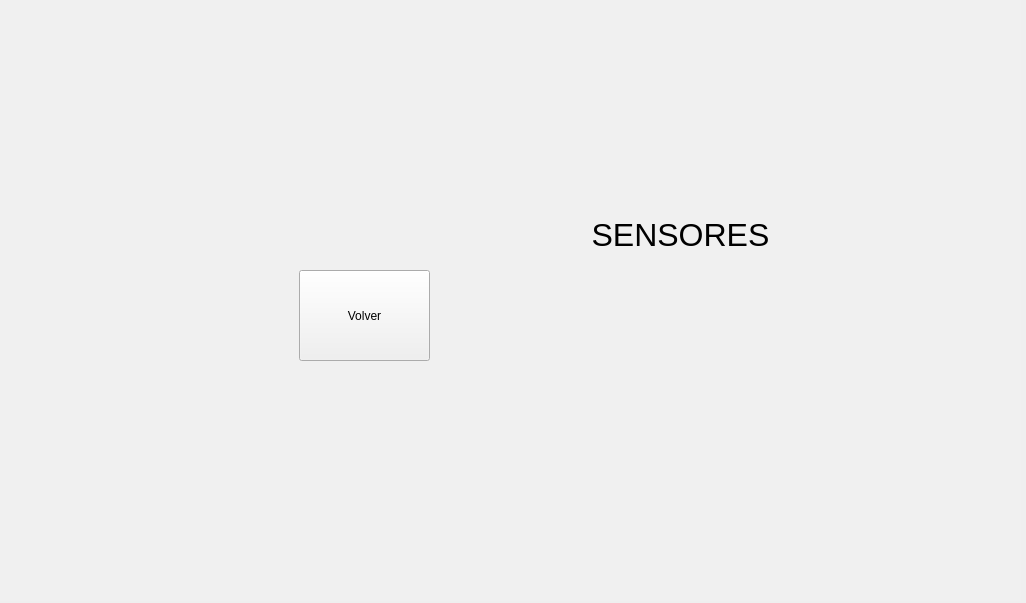
Above: mainwindow.ui from molautaro/interfazAGV before the change. Below: the same form after it.
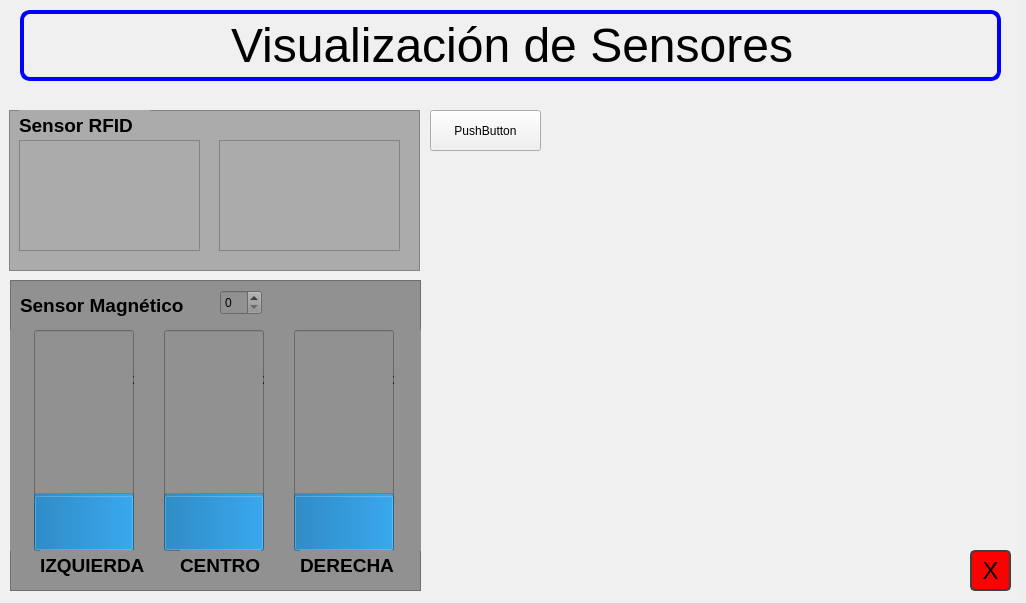
That is the form after the change. The open tabs and pages were chosen to show the change.

Commit message: interfaz anda, prototipo sensores(mag y RFID)

Patch:
```diff
--- a/mainwindow.ui
+++ b/mainwindow.ui
@@ -32,6 +32,12 @@
       <height>601</height>
      </rect>
     </property>
+    <property name="font">
+     <font>
+      <pointsize>20</pointsize>
+      <bold>true</bold>
+     </font>
+    </property>
     <property name="styleSheet">
      <string notr="true">background-color: rgb(240, 240, 240);</string>
     </property>
@@ -666,30 +672,313 @@
      <widget class="QLabel" name="label_5">
       <property name="geometry">
        <rect>
-        <x>510</x>
-        <y>170</y>
-        <width>341</width>
-        <height>131</height>
+        <x>20</x>
+        <y>10</y>
+        <width>981</width>
+        <height>71</height>
        </rect>
       </property>
       <property name="styleSheet">
-       <string notr="true">color: rgb(0, 0, 0);</string>
+       <string notr="true">border: 4px solid;
+border-radius: 10px;
+border-color: rgb(0, 0, 255);
+color: rgb(0, 0, 0);</string>
       </property>
       <property name="text">
-       <string>&lt;html&gt;&lt;head/&gt;&lt;body&gt;&lt;p align=&quot;center&quot;&gt;&lt;span style=&quot; font-size:24pt;&quot;&gt;SENSORES&lt;/span&gt;&lt;/p&gt;&lt;/body&gt;&lt;/html&gt;</string>
+       <string>&lt;html&gt;&lt;head/&gt;&lt;body&gt;&lt;p align=&quot;center&quot;&gt;&lt;span style=&quot; font-size:36pt;&quot;&gt;Visualización de Sensores&lt;/span&gt;&lt;/p&gt;&lt;/body&gt;&lt;/html&gt;</string>
       </property>
      </widget>
      <widget class="QPushButton" name="BotonVolvInicSens">
       <property name="geometry">
        <rect>
-        <x>299</x>
-        <y>270</y>
-        <width>131</width>
-        <height>91</height>
+        <x>970</x>
+        <y>550</y>
+        <width>41</width>
+        <height>41</height>
        </rect>
       </property>
+      <property name="font">
+       <font>
+        <pointsize>18</pointsize>
+        <bold>false</bold>
+       </font>
+      </property>
+      <property name="styleSheet">
+       <string notr="true">QPushButton {
+		
+	
+	
+	background-color: rgb(255, 0, 0);
+	   color: rgb(0, 0, 0);   
+       border: 2px solid rgb(64, 64, 64);
+       border-radius: 5px;
+    }
+
+    QPushButton:pressed {
+	color: rgb(255, 255, 255);
+	
+	background-color: rgb(122, 0, 0);
+    }</string>
+      </property>
       <property name="text">
-       <string>Volver</string>
+       <string>X</string>
+      </property>
+     </widget>
+     <widget class="QFrame" name="frame">
+      <property name="geometry">
+       <rect>
+        <x>10</x>
+        <y>280</y>
+        <width>411</width>
+        <height>311</height>
+       </rect>
+      </property>
+      <property name="styleSheet">
+       <string notr="true">background-color: rgb(145, 145, 145);</string>
+      </property>
+      <property name="frameShape">
+       <enum>QFrame::StyledPanel</enum>
+      </property>
+      <property name="frameShadow">
+       <enum>QFrame::Raised</enum>
+      </property>
+      <widget class="QLabel" name="label_6">
+       <property name="geometry">
+        <rect>
+         <x>10</x>
+         <y>10</y>
+         <width>181</width>
+         <height>31</height>
+        </rect>
+       </property>
+       <property name="font">
+        <font>
+         <pointsize>14</pointsize>
+         <bold>true</bold>
+        </font>
+       </property>
+       <property name="styleSheet">
+        <string notr="true">color: rgb(0, 0, 0);</string>
+       </property>
+       <property name="text">
+        <string>Sensor Magnético</string>
+       </property>
+      </widget>
+      <widget class="QWidget" name="horizontalLayoutWidget">
+       <property name="geometry">
+        <rect>
+         <x>0</x>
+         <y>50</y>
+         <width>411</width>
+         <height>221</height>
+        </rect>
+       </property>
+       <layout class="QHBoxLayout" name="horizontalLayout_2">
+        <item>
+         <widget class="QProgressBar" name="barraIZQ">
+          <property name="minimumSize">
+           <size>
+            <width>100</width>
+            <height>0</height>
+           </size>
+          </property>
+          <property name="value">
+           <number>24</number>
+          </property>
+          <property name="orientation">
+           <enum>Qt::Vertical</enum>
+          </property>
+         </widget>
+        </item>
+        <item>
+         <widget class="QProgressBar" name="barraCENT">
+          <property name="minimumSize">
+           <size>
+            <width>100</width>
+            <height>0</height>
+           </size>
+          </property>
+          <property name="value">
+           <number>24</number>
+          </property>
+          <property name="orientation">
+           <enum>Qt::Vertical</enum>
+          </property>
+         </widget>
+        </item>
+        <item>
+         <widget class="QProgressBar" name="barraDER">
+          <property name="minimumSize">
+           <size>
+            <width>100</width>
+            <height>0</height>
+           </size>
+          </property>
+          <property name="value">
+           <number>24</number>
+          </property>
+          <property name="orientation">
+           <enum>Qt::Vertical</enum>
+          </property>
+         </widget>
+        </item>
+       </layout>
+      </widget>
+      <widget class="QLabel" name="label_7">
+       <property name="geometry">
+        <rect>
+         <x>30</x>
+         <y>270</y>
+         <width>111</width>
+         <height>31</height>
+        </rect>
+       </property>
+       <property name="font">
+        <font>
+         <pointsize>14</pointsize>
+         <bold>true</bold>
+        </font>
+       </property>
+       <property name="styleSheet">
+        <string notr="true">color: rgb(0, 0, 0);</string>
+       </property>
+       <property name="text">
+        <string>IZQUIERDA</string>
+       </property>
+      </widget>
+      <widget class="QLabel" name="label_8">
+       <property name="geometry">
+        <rect>
+         <x>170</x>
+         <y>270</y>
+         <width>81</width>
+         <height>31</height>
+        </rect>
+       </property>
+       <property name="font">
+        <font>
+         <pointsize>14</pointsize>
+         <bold>true</bold>
+        </font>
+       </property>
+       <property name="styleSheet">
+        <string notr="true">color: rgb(0, 0, 0);</string>
+       </property>
+       <property name="text">
+        <string>CENTRO</string>
+       </property>
+      </widget>
+      <widget class="QLabel" name="label_9">
+       <property name="geometry">
+        <rect>
+         <x>290</x>
+         <y>270</y>
+         <width>111</width>
+         <height>31</height>
+        </rect>
+       </property>
+       <property name="font">
+        <font>
+         <pointsize>14</pointsize>
+         <bold>true</bold>
+        </font>
+       </property>
+       <property name="styleSheet">
+        <string notr="true">color: rgb(0, 0, 0);</string>
+       </property>
+       <property name="text">
+        <string>DERECHA</string>
+       </property>
+      </widget>
+      <widget class="QSpinBox" name="spinBox">
+       <property name="geometry">
+        <rect>
+         <x>210</x>
+         <y>10</y>
+         <width>42</width>
+         <height>25</height>
+        </rect>
+       </property>
+      </widget>
+     </widget>
+     <widget class="QFrame" name="frame_2">
+      <property name="geometry">
+       <rect>
+        <x>9</x>
+        <y>110</y>
+        <width>411</width>
+        <height>161</height>
+       </rect>
+      </property>
+      <property name="styleSheet">
+       <string notr="true">background-color: rgb(171, 171, 171);</string>
+      </property>
+      <property name="frameShape">
+       <enum>QFrame::StyledPanel</enum>
+      </property>
+      <property name="frameShadow">
+       <enum>QFrame::Raised</enum>
+      </property>
+      <widget class="QLabel" name="label_14">
+       <property name="geometry">
+        <rect>
+         <x>10</x>
+         <y>0</y>
+         <width>131</width>
+         <height>31</height>
+        </rect>
+       </property>
+       <property name="font">
+        <font>
+         <pointsize>14</pointsize>
+         <bold>true</bold>
+        </font>
+       </property>
+       <property name="styleSheet">
+        <string notr="true">color: rgb(0, 0, 0);</string>
+       </property>
+       <property name="text">
+        <string>Sensor RFID</string>
+       </property>
+      </widget>
+      <widget class="QTextEdit" name="codRFID">
+       <property name="geometry">
+        <rect>
+         <x>10</x>
+         <y>30</y>
+         <width>181</width>
+         <height>111</height>
+        </rect>
+       </property>
+       <property name="readOnly">
+        <bool>true</bool>
+       </property>
+      </widget>
+      <widget class="QTextEdit" name="tradRFID">
+       <property name="geometry">
+        <rect>
+         <x>210</x>
+         <y>30</y>
+         <width>181</width>
+         <height>111</height>
+        </rect>
+       </property>
+       <property name="readOnly">
+        <bool>true</bool>
+       </property>
+      </widget>
+     </widget>
+     <widget class="QPushButton" name="pushButton_3">
+      <property name="geometry">
+       <rect>
+        <x>430</x>
+        <y>110</y>
+        <width>111</width>
+        <height>41</height>
+       </rect>
+      </property>
+      <property name="text">
+       <string>PushButton</string>
       </property>
      </widget>
     </widget>
```
Left out of the diff: 2 changed lines with no effect on the pictures. The commit also changes 3 other files.
